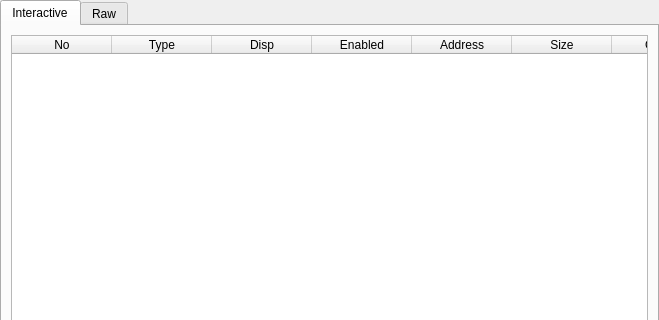
Before: the Qt Designer form GUI/BreakpointInfoWidget.ui in korcankaraokcu/PINCE, drawn with Qt 5; both pictures show x 0 to 659 and y 0 to 320 of the 659 by 496 pixel window.
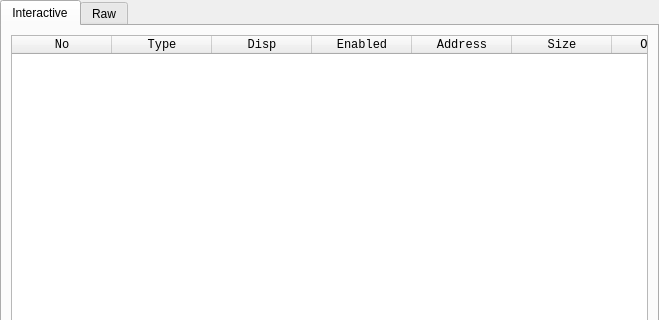
After: the same form once the commit is applied.

Commit message: Add monospace to more widgets

```diff
--- a/GUI/BreakpointInfoWidget.ui
+++ b/GUI/BreakpointInfoWidget.ui
@@ -23,6 +23,11 @@
    <layout class="QGridLayout" name="gridLayout_2">
     <item row="0" column="0">
      <widget class="QTableWidget" name="tableWidget_BreakpointInfo">
+      <property name="font">
+       <font>
+        <family>Monospace</family>
+       </font>
+      </property>
       <property name="editTriggers">
        <set>QAbstractItemView::NoEditTriggers</set>
       </property>
```
Left out of the diff: 8 changed lines with no effect on the pictures. The commit also changes 28 other files.
